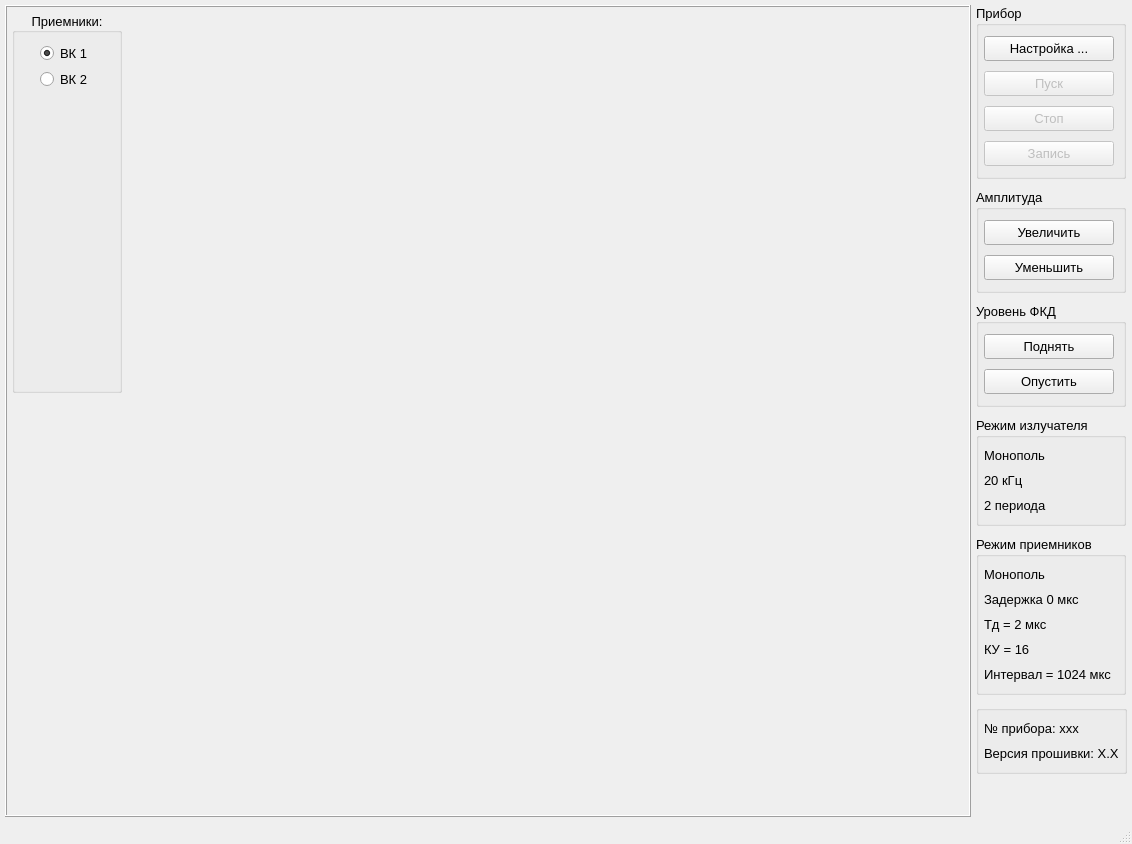
Old version of the form mainwindow.ui in the repository BatleCat/Qt_akp_reg.
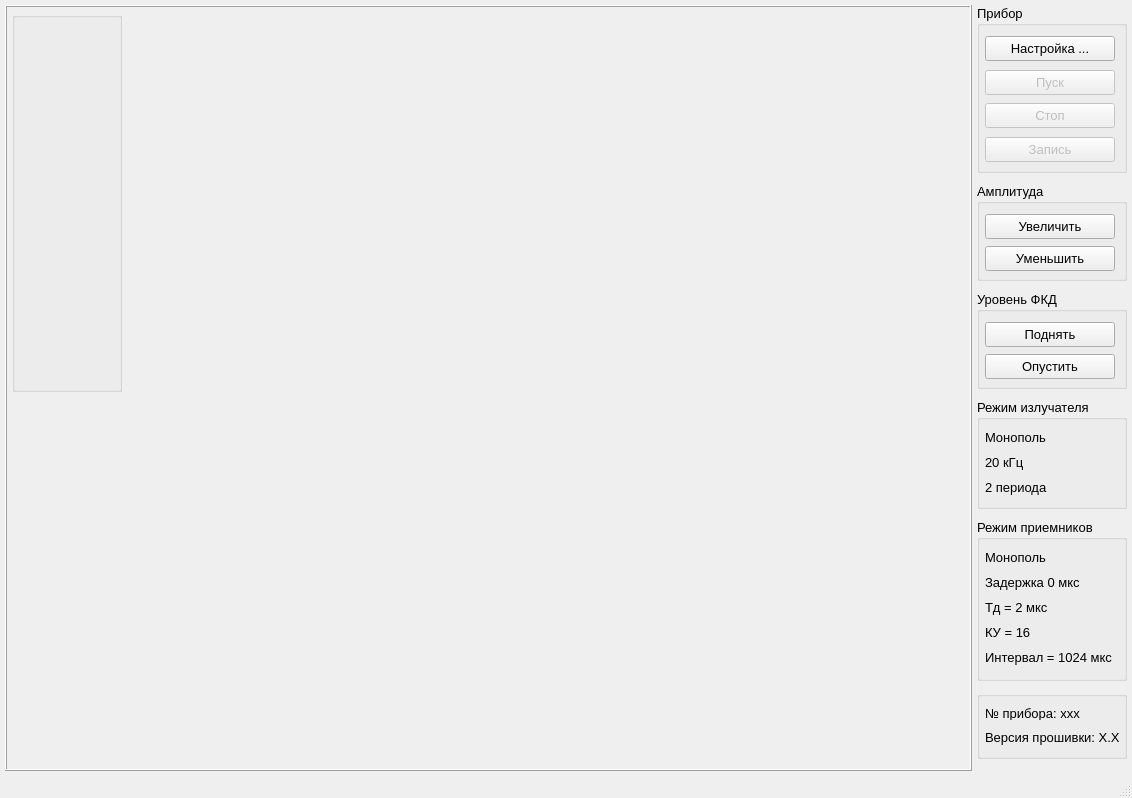
New version of the form. Icons and pictures are not drawn.

Commit message: новый вариант интерфейса: две ВК два ФКД

```diff
--- a/mainwindow.ui
+++ b/mainwindow.ui
@@ -7,7 +7,7 @@
     <x>0</x>
     <y>0</y>
     <width>1132</width>
-    <height>844</height>
+    <height>798</height>
    </rect>
   </property>
   <property name="sizePolicy">
@@ -16,6 +16,12 @@
     <verstretch>0</verstretch>
    </sizepolicy>
   </property>
+  <property name="minimumSize">
+   <size>
+    <width>1132</width>
+    <height>798</height>
+   </size>
+  </property>
   <property name="font">
    <font>
     <pointsize>10</pointsize>
@@ -88,7 +94,7 @@
         <number>5</number>
        </property>
        <item>
-        <layout class="QHBoxLayout" name="horizontalLayout_VK2">
+        <layout class="QHBoxLayout" name="horizontalLayout_VK">
          <property name="spacing">
           <number>5</number>
          </property>
@@ -103,7 +109,7 @@
            <property name="minimumSize">
             <size>
              <width>110</width>
-             <height>381</height>
+             <height>380</height>
             </size>
            </property>
            <property name="maximumSize">
@@ -122,7 +128,7 @@
             </font>
            </property>
            <property name="title">
-            <string>Приемники:</string>
+            <string/>
            </property>
            <property name="alignment">
             <set>Qt::AlignCenter</set>
@@ -143,51 +149,21 @@
             <property name="bottomMargin">
              <number>5</number>
             </property>
-            <item>
-             <widget class="QRadioButton" name="radioButton_VK1">
-              <property name="text">
-               <string>ВК 1</string>
-              </property>
-              <property name="checked">
-               <bool>true</bool>
-              </property>
-             </widget>
-            </item>
-            <item>
-             <widget class="QRadioButton" name="radioButton_VK5">
-              <property name="text">
-               <string>ВК 2</string>
-              </property>
-             </widget>
-            </item>
-            <item>
-             <spacer name="verticalSpacer_2">
-              <property name="orientation">
-               <enum>Qt::Vertical</enum>
-              </property>
-              <property name="sizeHint" stdset="0">
-               <size>
-                <width>20</width>
-                <height>40</height>
-               </size>
-              </property>
-             </spacer>
-            </item>
            </layout>
           </widget>
          </item>
          <item>
-          <widget class="QWidget" name="widget_VK" native="true">
+          <widget class="QWidget" name="widget_VK1" native="true">
            <property name="sizePolicy">
-            <sizepolicy hsizetype="Preferred" vsizetype="Fixed">
+            <sizepolicy hsizetype="Expanding" vsizetype="Fixed">
              <horstretch>0</horstretch>
              <verstretch>0</verstretch>
             </sizepolicy>
            </property>
            <property name="minimumSize">
             <size>
-             <width>0</width>
-             <height>381</height>
+             <width>415</width>
+             <height>380</height>
             </size>
            </property>
            <layout class="QHBoxLayout" name="horizontalLayout">
@@ -206,13 +182,39 @@
             <property name="bottomMargin">
              <number>0</number>
             </property>
-            <item>
-             <layout class="QHBoxLayout" name="horizontalLayout_VK">
-              <property name="spacing">
-               <number>5</number>
-              </property>
-             </layout>
-            </item>
+           </layout>
+          </widget>
+         </item>
+         <item>
+          <widget class="QWidget" name="widget_VK2" native="true">
+           <property name="sizePolicy">
+            <sizepolicy hsizetype="Expanding" vsizetype="Fixed">
+             <horstretch>0</horstretch>
+             <verstretch>0</verstretch>
+            </sizepolicy>
+           </property>
+           <property name="minimumSize">
+            <size>
+             <width>414</width>
+             <height>380</height>
+            </size>
+           </property>
+           <layout class="QHBoxLayout" name="horizontalLayout_VK2">
+            <property name="spacing">
+             <number>0</number>
+            </property>
+            <property name="leftMargin">
+             <number>0</number>
+            </property>
+            <property name="topMargin">
+             <number>0</number>
+            </property>
+            <property name="rightMargin">
+             <number>0</number>
+            </property>
+            <property name="bottomMargin">
+             <number>0</number>
+            </property>
            </layout>
           </widget>
          </item>
@@ -265,7 +267,7 @@
          <item>
           <widget class="QWidget" name="widget_ml" native="true">
            <property name="sizePolicy">
-            <sizepolicy hsizetype="Expanding" vsizetype="Expanding">
+            <sizepolicy hsizetype="Fixed" vsizetype="Expanding">
              <horstretch>0</horstretch>
              <verstretch>0</verstretch>
             </sizepolicy>
@@ -311,7 +313,7 @@
            </property>
            <property name="minimumSize">
             <size>
-             <width>100</width>
+             <width>415</width>
              <height>150</height>
             </size>
            </property>
@@ -344,11 +346,11 @@
            </property>
            <property name="minimumSize">
             <size>
-             <width>450</width>
+             <width>414</width>
              <height>150</height>
             </size>
            </property>
-           <layout class="QHBoxLayout" name="horizontalLayout_3">
+           <layout class="QVBoxLayout" name="verticalLayout_VK2_FKD">
             <property name="spacing">
              <number>0</number>
             </property>
@@ -364,85 +366,6 @@
             <property name="bottomMargin">
              <number>0</number>
             </property>
-            <item>
-             <layout class="QVBoxLayout" name="verticalLayout_AllVK">
-              <property name="spacing">
-               <number>2</number>
-              </property>
-              <property name="topMargin">
-               <number>0</number>
-              </property>
-              <property name="bottomMargin">
-               <number>0</number>
-              </property>
-              <item>
-               <widget class="QWidget" name="widget_Ctl1VK" native="true">
-                <property name="sizePolicy">
-                 <sizepolicy hsizetype="Expanding" vsizetype="Expanding">
-                  <horstretch>0</horstretch>
-                  <verstretch>0</verstretch>
-                 </sizepolicy>
-                </property>
-                <property name="minimumSize">
-                 <size>
-                  <width>0</width>
-                  <height>20</height>
-                 </size>
-                </property>
-                <layout class="QVBoxLayout" name="verticalLayout_Ctl1VK">
-                 <property name="spacing">
-                  <number>0</number>
-                 </property>
-                 <property name="leftMargin">
-                  <number>0</number>
-                 </property>
-                 <property name="topMargin">
-                  <number>0</number>
-                 </property>
-                 <property name="rightMargin">
-                  <number>0</number>
-                 </property>
-                 <property name="bottomMargin">
-                  <number>0</number>
-                 </property>
-                </layout>
-               </widget>
-              </item>
-              <item>
-               <widget class="QWidget" name="widget_Ctl2VK" native="true">
-                <property name="sizePolicy">
-                 <sizepolicy hsizetype="Expanding" vsizetype="Expanding">
-                  <horstretch>0</horstretch>
-                  <verstretch>0</verstretch>
-                 </sizepolicy>
-                </property>
-                <property name="minimumSize">
-                 <size>
-                  <width>0</width>
-                  <height>20</height>
-                 </size>
-                </property>
-                <layout class="QVBoxLayout" name="verticalLayout_Ctl2VK">
-                 <property name="spacing">
-                  <number>0</number>
-                 </property>
-                 <property name="leftMargin">
-                  <number>0</number>
-                 </property>
-                 <property name="topMargin">
-                  <number>0</number>
-                 </property>
-                 <property name="rightMargin">
-                  <number>0</number>
-                 </property>
-                 <property name="bottomMargin">
-                  <number>0</number>
-                 </property>
-                </layout>
-               </widget>
-              </item>
-             </layout>
-            </item>
            </layout>
           </widget>
          </item>
@@ -459,7 +382,7 @@
       <item>
        <widget class="QGroupBox" name="groupBox_tool">
         <property name="sizePolicy">
-         <sizepolicy hsizetype="Fixed" vsizetype="Preferred">
+         <sizepolicy hsizetype="Fixed" vsizetype="Fixed">
           <horstretch>0</horstretch>
           <verstretch>0</verstretch>
          </sizepolicy>
@@ -467,7 +390,13 @@
         <property name="minimumSize">
          <size>
           <width>150</width>
-          <height>30</height>
+          <height>168</height>
+         </size>
+        </property>
+        <property name="maximumSize">
+         <size>
+          <width>150</width>
+          <height>168</height>
          </size>
         </property>
         <property name="title">
@@ -586,7 +515,7 @@
       <item>
        <widget class="QGroupBox" name="groupBox_3">
         <property name="sizePolicy">
-         <sizepolicy hsizetype="Fixed" vsizetype="Preferred">
+         <sizepolicy hsizetype="Fixed" vsizetype="Fixed">
           <horstretch>0</horstretch>
           <verstretch>0</verstretch>
          </sizepolicy>
@@ -594,7 +523,13 @@
         <property name="minimumSize">
          <size>
           <width>150</width>
-          <height>30</height>
+          <height>98</height>
+         </size>
+        </property>
+        <property name="maximumSize">
+         <size>
+          <width>150</width>
+          <height>98</height>
          </size>
         </property>
         <property name="title">
@@ -660,7 +595,7 @@
       <item>
        <widget class="QGroupBox" name="groupBox_4">
         <property name="sizePolicy">
-         <sizepolicy hsizetype="Fixed" vsizetype="Preferred">
+         <sizepolicy hsizetype="Fixed" vsizetype="Fixed">
           <horstretch>0</horstretch>
           <verstretch>0</verstretch>
          </sizepolicy>
@@ -668,7 +603,13 @@
         <property name="minimumSize">
          <size>
           <width>150</width>
-          <height>30</height>
+          <height>98</height>
+         </size>
+        </property>
+        <property name="maximumSize">
+         <size>
+          <width>150</width>
+          <height>98</height>
          </size>
         </property>
         <property name="title">
@@ -734,7 +675,7 @@
       <item>
        <widget class="QGroupBox" name="groupBox_5">
         <property name="sizePolicy">
-         <sizepolicy hsizetype="Fixed" vsizetype="Preferred">
+         <sizepolicy hsizetype="Fixed" vsizetype="Fixed">
           <horstretch>0</horstretch>
           <verstretch>0</verstretch>
          </sizepolicy>
@@ -742,7 +683,13 @@
         <property name="minimumSize">
          <size>
           <width>150</width>
-          <height>30</height>
+          <height>110</height>
+         </size>
+        </property>
+        <property name="maximumSize">
+         <size>
+          <width>150</width>
+          <height>110</height>
          </size>
         </property>
         <property name="title">
@@ -785,6 +732,19 @@
            </property>
           </widget>
          </item>
+         <item>
+          <spacer name="verticalSpacer_2">
+           <property name="orientation">
+            <enum>Qt::Vertical</enum>
+           </property>
+           <property name="sizeHint" stdset="0">
+            <size>
+             <width>20</width>
+             <height>5</height>
+            </size>
+           </property>
+          </spacer>
+         </item>
         </layout>
         <zorder>label_IZLtype</zorder>
         <zorder>label_IZLnum</zorder>
@@ -794,7 +754,7 @@
       <item>
        <widget class="QGroupBox" name="groupBox_6">
         <property name="sizePolicy">
-         <sizepolicy hsizetype="Fixed" vsizetype="Preferred">
+         <sizepolicy hsizetype="Fixed" vsizetype="Fixed">
           <horstretch>0</horstretch>
           <verstretch>0</verstretch>
          </sizepolicy>
@@ -802,7 +762,13 @@
         <property name="minimumSize">
          <size>
           <width>150</width>
-          <height>30</height>
+          <height>162</height>
+         </size>
+        </property>
+        <property name="maximumSize">
+         <size>
+          <width>150</width>
+          <height>162</height>
          </size>
         </property>
         <property name="title">
@@ -859,6 +825,19 @@
            </property>
           </widget>
          </item>
+         <item>
+          <spacer name="verticalSpacer_3">
+           <property name="orientation">
+            <enum>Qt::Vertical</enum>
+           </property>
+           <property name="sizeHint" stdset="0">
+            <size>
+             <width>20</width>
+             <height>5</height>
+            </size>
+           </property>
+          </spacer>
+         </item>
         </layout>
         <zorder>label_RXtd</zorder>
         <zorder>label_RXku</zorder>
@@ -868,11 +847,23 @@
        </widget>
       </item>
       <item>
-       <widget class="QGroupBox" name="groupBox_2">
+       <widget class="QGroupBox" name="groupBox_Tool_Info">
+        <property name="sizePolicy">
+         <sizepolicy hsizetype="Fixed" vsizetype="Fixed">
+          <horstretch>0</horstretch>
+          <verstretch>0</verstretch>
+         </sizepolicy>
+        </property>
         <property name="minimumSize">
          <size>
-          <width>0</width>
-          <height>30</height>
+          <width>150</width>
+          <height>68</height>
+         </size>
+        </property>
+        <property name="maximumSize">
+         <size>
+          <width>150</width>
+          <height>68</height>
          </size>
         </property>
         <property name="title">
@@ -902,6 +893,12 @@
              <verstretch>0</verstretch>
             </sizepolicy>
            </property>
+           <property name="maximumSize">
+            <size>
+             <width>138</width>
+             <height>13</height>
+            </size>
+           </property>
            <property name="text">
             <string>№ прибора: ххх</string>
            </property>
@@ -914,6 +911,19 @@
            </property>
           </widget>
          </item>
+         <item>
+          <spacer name="verticalSpacer_4">
+           <property name="orientation">
+            <enum>Qt::Vertical</enum>
+           </property>
+           <property name="sizeHint" stdset="0">
+            <size>
+             <width>20</width>
+             <height>5</height>
+            </size>
+           </property>
+          </spacer>
+         </item>
         </layout>
        </widget>
       </item>
```
Left out of the diff: 26 changed lines with no effect on the pictures. The commit also changes 3 other files.
